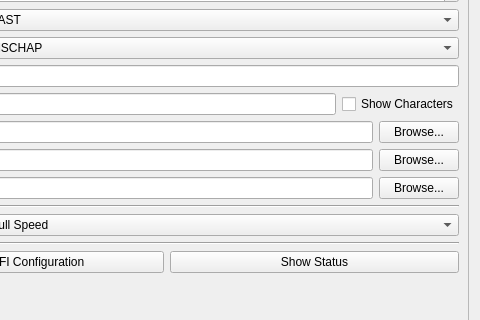
Before: the Qt Designer form src/brickv/plugin_system/plugins/master/ui/wifi.ui in Tinkerforge/brickv, drawn with Qt 5; both pictures show x 147 to 627 and y 397 to 717 of the 627 by 966 pixel window.
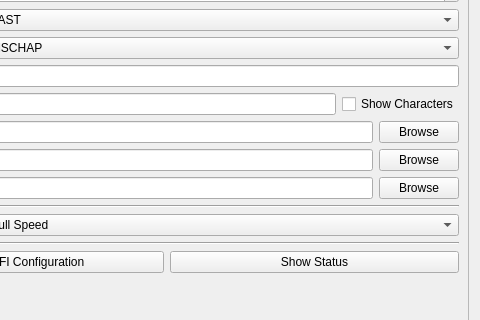
After: the same form once the commit is applied.

```diff
--- a/src/brickv/plugin_system/plugins/master/ui/wifi.ui
+++ b/src/brickv/plugin_system/plugins/master/ui/wifi.ui
@@ -733,7 +733,7 @@
            <item>
             <widget class="QPushButton" name="wifi_ca_certificate_browse">
              <property name="text">
-              <string>Browse...</string>
+              <string>Browse</string>
              </property>
             </widget>
            </item>
@@ -747,7 +747,7 @@
            <item>
             <widget class="QPushButton" name="wifi_client_certificate_browse">
              <property name="text">
-              <string>Browse...</string>
+              <string>Browse</string>
              </property>
             </widget>
            </item>
@@ -761,7 +761,7 @@
            <item>
             <widget class="QPushButton" name="wifi_private_key_browse">
              <property name="text">
-              <string>Browse...</string>
+              <string>Browse</string>
              </property>
             </widget>
            </item>
```
